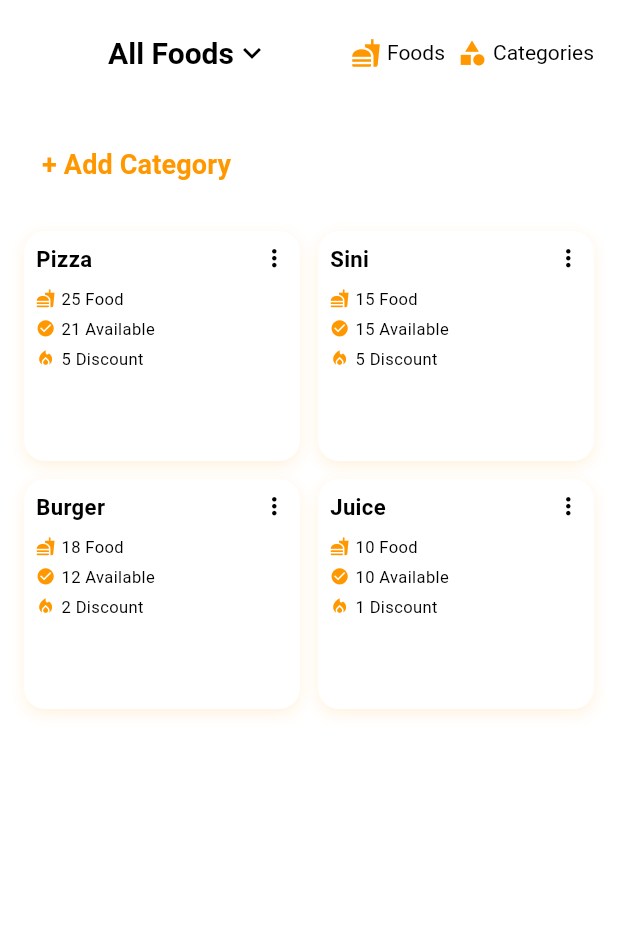
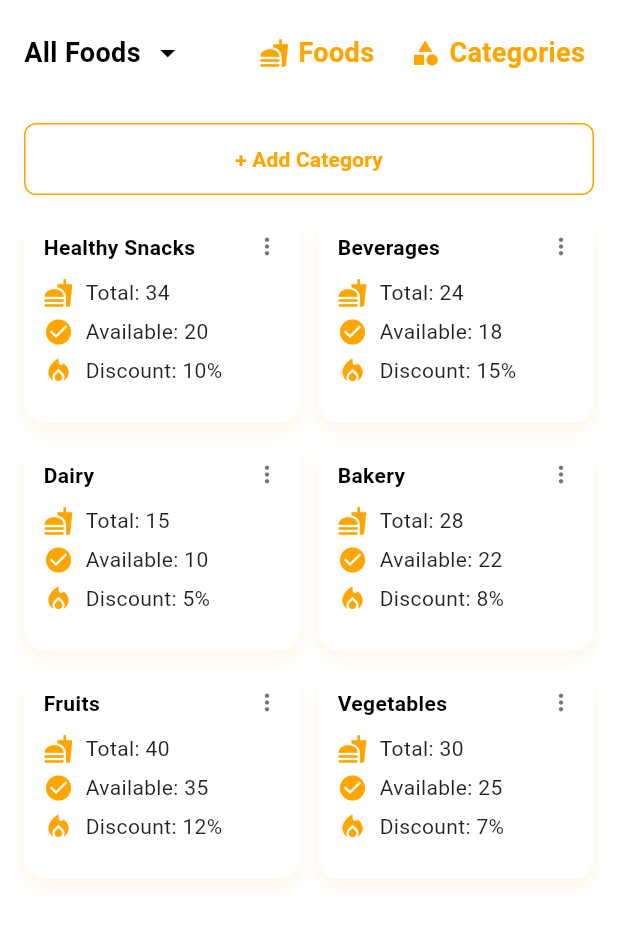
Before and after one commit to Farhadakbary/SkyTeams-Internship-2025-Fall-Farhad-Akbari, a Flutter app: the screen it shows after launch, on a phone screen of 412 x 824 dp. Shown: the top 926 px of the screen. Run offline on Flutter 3.47's test engine with Material 3 defaults, Android fonts, the phone set to English and light mode, and no system bars.

```diff
--- a/lib/TeachersTasks/firstTask.dart
+++ b/lib/TeachersTasks/firstTask.dart
@@ -1,173 +1,298 @@
+import 'dart:async';
 import 'package:flutter/material.dart';
+import 'package:flutter/services.dart';
 
-void main() => runApp(const MyApp());
+void main() {
+  runApp(const AllFoodsApp());
+}
 
-class MyApp extends StatelessWidget {
-  const MyApp({super.key});
+class AllFoodsApp extends StatelessWidget {
+  const AllFoodsApp({Key? key}) : super(key: key);
+
   @override
   Widget build(BuildContext context) {
     return MaterialApp(
+      title: 'All Foods',
+      theme: ThemeData(
+        primarySwatch: Colors.orange,
+        scaffoldBackgroundColor: const Color(0xFFFFFFFF),
+      ),
+      home: const AllFoodsScreen(),
       debugShowCheckedModeBanner: false,
-      home: const AllFoodsScreen(),
     );
   }
 }
 
+class Category {
+  final String title;
+  final int total;
+  final int available;
+  final String discount;
+
+  Category({
+    required this.title,
+    required this.total,
+    required this.available,
+    required this.discount,
+  });
+}
+
 class AllFoodsScreen extends StatefulWidget {
-  const AllFoodsScreen({super.key});
+  const AllFoodsScreen({Key? key}) : super(key: key);
+
   @override
   State<AllFoodsScreen> createState() => _AllFoodsScreenState();
 }
 
-class _AllFoodsScreenState extends State<AllFoodsScreen> {
-  List<CategoryModel> categories = [
-    CategoryModel("Pizza ", 25, 21, 5),
-    CategoryModel("Sini ", 15, 15, 5),
-    CategoryModel("Burger ", 18, 12, 2),
-    CategoryModel("Juice ", 10, 10, 1),
+class _AllFoodsScreenState extends State<AllFoodsScreen>
+    with TickerProviderStateMixin {
+  final List<Category> _categories = [
+    Category(title: 'Healthy Snacks', total: 34, available: 20, discount: '10%',),
+    Category(title: 'Beverages', total: 24, available: 18, discount: '15%'),
+    Category(title: 'Dairy', total: 15, available: 10, discount: '5%'),
+    Category(title: 'Bakery', total: 28, available: 22, discount: '8%'),
+    Category(title: 'Fruits', total: 40, available: 35, discount: '12%'),
+    Category(title: 'Vegetables', total: 30, available: 25, discount: '7%'),
   ];
 
-  int? draggingIndex;
-  int? acceptingIndex;
+  int? _draggingIndex;
+  int? _hoverIndex;
+
+  final Set<int> _justReorderedIndices = {};
+
+  double _baseIconSize(BuildContext context) {
+    final w = MediaQuery.of(context).size.width;
+    if (w < 350) return 18;
+    if (w < 450) return 20;
+    return 22;
+  }
+
+  void _reorder(int from, int to) {
+    if (from == to) return;
+    setState(() {
+      final item = _categories.removeAt(from);
+      _categories.insert(to, item);
+
+      _justReorderedIndices.add(to);
+      Timer(const Duration(milliseconds: 500), () {
+        setState(() {
+          _justReorderedIndices.remove(to);
+        });
+      });
+    });
+  }
 
   @override
   Widget build(BuildContext context) {
+    final double horizontalPadding = 16;
     return Scaffold(
-      backgroundColor: Colors.white,
-      appBar: AppBar(
-        backgroundColor: Colors.white,
-        elevation: 0,
-        toolbarHeight: 70,
-        leading: const SizedBox.shrink(),
-        title: LayoutBuilder(
-          builder: (context, constraints) {
-            final screenWidth = constraints.maxWidth;
-            final isMobile = screenWidth < 600;
-
-            return Row(
+      body: SafeArea(
+        child: Column(
+          children: [
+            SizedBox(
+              height: 70,
+              child: Material(
+                color: Colors.white,
+                child: Padding(
+                  padding: EdgeInsets.symmetric(horizontal: horizontalPadding),
+                  child: Row(
+                    crossAxisAlignment: CrossAxisAlignment.center,
+                    children: [
+                      Expanded(
+                        child: Row(
                           children: [
                             Text(
-                  "All Foods",
+                              'All Foods',
                               style: TextStyle(
+                                fontSize: 18,
+                                fontWeight: FontWeight.w700,
                                 color: Colors.black,
-                    fontSize: isMobile ? 20 : 26,
-                    fontWeight: FontWeight.bold,
                               ),
                             ),
-                const Icon(Icons.keyboard_arrow_down, color: Colors.black),
-                const Spacer(),
-
-                _iconTab(Icons.fastfood, "Foods", screenWidth),
-                SizedBox(width: isMobile ? 8 : 16),
-                _iconTab(Icons.category, "Categories", screenWidth),
+                            const SizedBox(width: 6),
+                            const Icon(
+                              Icons.arrow_drop_down,
+                              color: Colors.black,
+                            ),
                           ],
-            );
-          },
                         ),
                       ),
 
-      body: Padding(
-        padding: const EdgeInsets.all(16),
-        child: Column(
-          crossAxisAlignment: CrossAxisAlignment.start,
+                      Row(
                         children: [
-            TextButton(
-              onPressed: () {},
+                          _AppBarTab(
+                            icon: Icons.fastfood,
+                            label: 'Foods',
+                            color: const Color(0xFFFFA500),
+                            onTap: () {},
+                          ),
+                          const SizedBox(width: 12),
+                          _AppBarTab(
+                            icon: Icons.category,
+                            label: 'Categories',
+                            color: const Color(0xFFFFA500),
+                            onTap: () {},
+                          ),
+                        ],
+                      ),
+                    ],
+                  ),
+                ),
+              ),
+            ),
+
+            Padding(
+              padding: EdgeInsets.fromLTRB(
+                horizontalPadding,
+                12,
+                horizontalPadding,
+                12,
+              ),
+              child: SizedBox(
+                width: double.infinity,
+                child: OutlinedButton(
+                  style: OutlinedButton.styleFrom(
+                    side: const BorderSide(color: Color(0xFFFFA500)),
+                    shape: RoundedRectangleBorder(
+                      borderRadius: BorderRadius.circular(8),
+                    ),
+                    padding: const EdgeInsets.symmetric(vertical: 14),
+                    backgroundColor: Colors.white,
+                  ),
+                  onPressed: () {
+                    ScaffoldMessenger.of(context).showSnackBar(
+                      const SnackBar(content: Text('Add Category tapped')),
+                    );
+                  },
                   child: const Text(
-                "+ Add Category",
+                    '+ Add Category',
                     style: TextStyle(
-                  color: Colors.orange,
-                  fontSize: 18,
+                      color: Color(0xFFFFA500),
                       fontWeight: FontWeight.w600,
                     ),
                   ),
                 ),
-            const SizedBox(height: 20),
+              ),
+            ),
+
             Expanded(
+              child: Padding(
+                padding: EdgeInsets.fromLTRB(
+                  horizontalPadding,
+                  0,
+                  horizontalPadding,
+                  16,
+                ),
                 child: LayoutBuilder(
                   builder: (context, constraints) {
-                  double crossAxisSpacing = 12;
-                  double mainAxisSpacing = 12;
-                  int crossAxisCount = 2;
-                  double totalHorizontalPadding =
-                      crossAxisSpacing * (crossAxisCount - 1);
-                  double itemWidth =
-                      (constraints.maxWidth - totalHorizontalPadding) /
+                    final crossAxisCount = 2;
+                    final spacing = 12.0;
+                    final itemWidth =
+                        (constraints.maxWidth -
+                            spacing * (crossAxisCount - 1)) /
                         crossAxisCount;
-                  double itemHeight = itemWidth / 1.2;
+                    final itemHeight = 140.0;
+                    final childAspectRatio = itemWidth / itemHeight;
 
                     return GridView.builder(
+                      physics: const AlwaysScrollableScrollPhysics(),
                       gridDelegate: SliverGridDelegateWithFixedCrossAxisCount(
                         crossAxisCount: crossAxisCount,
-                      mainAxisSpacing: mainAxisSpacing,
-                      crossAxisSpacing: crossAxisSpacing,
-                      childAspectRatio: 1.2,
+                        crossAxisSpacing: spacing,
+                        mainAxisSpacing: spacing,
+                        childAspectRatio: childAspectRatio,
                       ),
-                    itemCount: categories.length,
+                      itemCount: _categories.length,
                       itemBuilder: (context, index) {
-                      final cat = categories[index];
+                        final category = _categories[index];
+                        final isDragging = _draggingIndex == index;
+                        final isHovering = _hoverIndex == index;
+                        final showBounce = _justReorderedIndices.contains(
+                          index,
+                        );
 
-                      return LongPressDraggable<int>(
-                        data: index,
-                        onDragStarted: () =>
-                            setState(() => draggingIndex = index),
-                        onDraggableCanceled: (_, __) => setState(() {
-                          draggingIndex = null;
-                          acceptingIndex = null;
-                        }),
-                        onDragCompleted: () => setState(() {
-                          draggingIndex = null;
-                          acceptingIndex = null;
-                        }),
-                        feedback: Material(
-                          color: Colors.transparent,
-                          child: SizedBox(
-                            width: itemWidth,
-                            height: itemHeight,
-                            child: _categoryCard(cat, isDragging: true),
-                          ),
-                        ),
-                        childWhenDragging: Opacity(
-                          opacity: 0.3,
-                          child: _categoryCard(cat, isDragging: false),
-                        ),
-                        child: DragTarget<int>(
+                        return DragTarget<int>(
                           onWillAccept: (fromIndex) {
-                            setState(() => acceptingIndex = index);
-                            return fromIndex != index;
+                            setState(() {
+                              _hoverIndex = index;
+                            });
+                            return true;
                           },
                           onAccept: (fromIndex) {
                             setState(() {
-                              final item = categories.removeAt(fromIndex);
-                              categories.insert(index, item);
-                              draggingIndex = null;
-                              acceptingIndex = null;
+                              _hoverIndex = null;
+                              _draggingIndex = null;
                             });
-                            ScaffoldMessenger.of(context).showSnackBar(
-                              const SnackBar(
-                                duration: Duration(seconds: 1),
-                                content: Text(
-                                  "Successfully changed the order of Cards ️",
+                            _reorder(fromIndex, index);
+                          },
+                          onLeave: (_) {
+                            setState(() {
+                              _hoverIndex = null;
+                            });
+                          },
+                          builder: (context, candidateData, rejectedData) {
+                            return LongPressDraggable<int>(
+                              data: index,
+                              onDragStarted: () {
+                                setState(() {
+                                  _draggingIndex = index;
+                                });
+                              },
+                              onDraggableCanceled: (_, __) {
+                                setState(() {
+                                  _draggingIndex = null;
+                                  _hoverIndex = null;
+                                });
+                              },
+                              onDragEnd: (_) {
+                                setState(() {
+                                  _draggingIndex = null;
+                                  _hoverIndex = null;
+                                });
+                              },
+                              feedback: Material(
+                                color: Colors.transparent,
+                                elevation: 6,
+                                borderRadius: BorderRadius.circular(14),
+                                child: SizedBox(
+                                  width: itemWidth,
+                                  child: Opacity(
+                                    opacity: 0.88,
+                                    child: _CategoryCard(
+                                      category: category,
+                                      dragging: true,
+                                      hovered: false,
+                                      iconSize: _baseIconSize(context),
                                     ),
                                   ),
-                            );
-                          },
-                          onLeave: (_) => setState(() => acceptingIndex = null),
-                          builder: (context, candidateData, rejectedData) {
-                            return _categoryCard(
-                              cat,
-                              isDragging: draggingIndex == index,
-                              isAccepting:
-                                  acceptingIndex == index &&
-                                  draggingIndex != null &&
-                                  draggingIndex != index,
-                            );
-                          },
+                                ),
+                              ),
+                              child: AnimatedOpacity(
+                                duration: const Duration(milliseconds: 200),
+                                opacity: isDragging ? 0.3 : 1.0,
+                                child: AnimatedScale(
+                                  scale: showBounce
+                                      ? 1.03
+                                      : (isDragging ? 0.98 : 1.0),
+                                  duration: const Duration(milliseconds: 350),
+                                  curve: showBounce
+                                      ? Curves.elasticOut
+                                      : Curves.easeInOut,
+                                  child: _CategoryCard(
+                                    category: category,
+                                    dragging: isDragging,
+                                    hovered: isHovering,
+                                    iconSize: _baseIconSize(context),
+                                  ),
+                                ),
                               ),
                             );
                           },
                         );
                       },
+                    );
+                  },
+                ),
               ),
             ),
           ],
@@ -175,124 +300,180 @@ class _AllFoodsScreenState extends State<AllFoodsScreen> {
       ),
     );
   }
+}
 
-  Widget _categoryCard(
-    CategoryModel model, {
-    required bool isDragging,
-    bool isAccepting = false,
-  }) {
-    return LayoutBuilder(
-      builder: (context, constraints) {
-        return AnimatedContainer(
-          duration: const Duration(milliseconds: 100),
-          padding: const EdgeInsets.all(8),
-          decoration: BoxDecoration(
-            color: isDragging
-                ? Colors.grey.shade300
-                : isAccepting
-                ? Colors.orange.shade50
-                : Colors.white,
-            borderRadius: BorderRadius.circular(14),
-            border: isAccepting
-                ? Border.all(color: Colors.orange, width: 2)
-                : null,
-            boxShadow: [
-              BoxShadow(
-                color: Colors.orange.withOpacity(isDragging ? 0.06 : 0.13),
-                blurRadius: 8,
-                offset: const Offset(0, 3),
+class _AppBarTab extends StatelessWidget {
+  final IconData icon;
+  final String label;
+  final Color color;
+  final VoidCallback? onTap;
+
+  const _AppBarTab({
+    Key? key,
+    required this.icon,
+    required this.label,
+    required this.color,
+    this.onTap,
+  }) : super(key: key);
+
+  @override
+  Widget build(BuildContext context) {
+    final iconSize = MediaQuery.of(context).size.width < 400 ? 18.0 : 20.0;
+    return InkWell(
+      onTap: onTap,
+      borderRadius: BorderRadius.circular(8),
+      child: Padding(
+        padding: const EdgeInsets.symmetric(horizontal: 6, vertical: 6),
+        child: Row(
+          children: [
+            Icon(icon, color: color, size: iconSize),
+            const SizedBox(width: 6),
+            Text(
+              label,
+              style: TextStyle(
+                color: color,
+                fontWeight: FontWeight.w600,
+                fontSize: iconSize - 2,
+              ),
             ),
           ],
         ),
+      ),
+    );
+  }
+}
+
+class _CategoryCard extends StatelessWidget {
+  final Category category;
+  final bool dragging;
+  final bool hovered;
+  final double iconSize;
+
+  const _CategoryCard({
+    required this.category,
+    required this.dragging,
+    required this.hovered,
+    required this.iconSize,
+  });
+
+  Color _backgroundColor() {
+    if (dragging) return const Color(0xFFF0F0F0);
+    if (hovered) return const Color(0xFFFFF3E0);
+    return Colors.white;
+  }
+
+  List<BoxShadow> _boxShadow() {
+    return [
+      BoxShadow(
+        color: const Color(0xFFFFA500).withOpacity(0.09),
+        blurRadius: 8,
+        offset: const Offset(0, 6),
+      ),
+    ];
+  }
+
+  @override
+  Widget build(BuildContext context) {
+    return AnimatedContainer(
+      duration: const Duration(milliseconds: 220),
+      curve: Curves.easeInOut,
+      decoration: BoxDecoration(
+        color: _backgroundColor(),
+        borderRadius: BorderRadius.circular(14),
+        boxShadow: _boxShadow(),
+        border: Border.all(color: Colors.transparent),
+      ),
+      padding: const EdgeInsets.all(12),
       child: Column(
         crossAxisAlignment: CrossAxisAlignment.start,
         children: [
           Row(
+            crossAxisAlignment: CrossAxisAlignment.start,
             children: [
               Expanded(
                 child: Text(
-                      model.title,
-                      style: TextStyle(
-                        fontSize: constraints.maxWidth * 0.08,
+                  category.title,
+                  maxLines: 1,
+                  overflow: TextOverflow.ellipsis,
+                  style: const TextStyle(
                     fontWeight: FontWeight.w700,
                     color: Colors.black,
                   ),
-                      maxLines: 1,
-                      overflow: TextOverflow.ellipsis,
                 ),
               ),
-                  const SizedBox(width: 4),
-                  Icon(
+              const SizedBox(width: 6),
+              InkWell(
+                onTap: () {
+                  // placeholder for action menu
+                },
+                child: const Icon(
                   Icons.more_vert,
-                    color: Colors.black,
-                    size: constraints.maxWidth * 0.1,
+                  size: 18,
+                  color: Colors.black54,
+                ),
               ),
             ],
           ),
+          const SizedBox(height: 10),
+
+          // Info rows
+          _InfoRow(
+            icon: Icons.fastfood,
+            iconSize: iconSize,
+            label: 'Total: ${category.total}',
+          ),
           const SizedBox(height: 6),
-              _iconText(Icons.fastfood, "${model.totalFood} Food", constraints),
-              _iconText(
-                Icons.check_circle,
-                "${model.available} Available",
-                constraints,
+          _InfoRow(
+            icon: Icons.check_circle,
+            iconSize: iconSize,
+            label: 'Available: ${category.available}',
           ),
-              _iconText(
-                Icons.local_fire_department,
-                "${model.discount} Discount",
-                constraints,
-              ),
-
-            ],
-          ),
-        );
-      },
-    );
-  }
-
-  Widget _iconText(IconData icon, String text, BoxConstraints constraints) {
-    return Padding(
-      padding: const EdgeInsets.symmetric(vertical: 2),
-      child: Row(
-        children: [
-          Icon(icon, color: Colors.orange, size: constraints.maxWidth * 0.07),
-          const SizedBox(width: 4),
-          Flexible(
-            child: Text(
-              text,
-              style: TextStyle(
-                color: Colors.black,
-                fontSize: constraints.maxWidth * 0.06,
-              ),
-              overflow: TextOverflow.ellipsis,
-              maxLines: 1,
-            ),
+          const SizedBox(height: 6),
+          _InfoRow(
+            icon: Icons.local_fire_department,
+            iconSize: iconSize,
+            label: 'Discount: ${category.discount}',
           ),
         ],
       ),
     );
   }
+}
 
-  Widget _iconTab(IconData icon, String text, double screenWidth) {
-    double iconSize = screenWidth < 400 ? 20 : 26;
-    double fontSize = screenWidth < 400 ? 14 : 16;
+class _InfoRow extends StatelessWidget {
+  final IconData icon;
+
+  final double iconSize;
+
+  final String label;
+
+  const _InfoRow({
+    Key? key,
+    required this.icon,
+    required this.iconSize,
+    required this.label,
+  }) : super(key: key);
+
+  @override
+  Widget build(BuildContext context) {
+    final iconColor = const Color(0xFFFFA500);
+
     return Row(
       children: [
-        Icon(icon, color: Colors.orange, size: iconSize),
-        const SizedBox(width: 4),
-        Text(
-          text,
-          style: TextStyle(color: Colors.black, fontSize: fontSize),
+        Icon(icon, size: iconSize, color: iconColor),
+
+        const SizedBox(width: 8),
+
+        Expanded(
+          child: Text(
+            label,
+
+            style: const TextStyle(color: Colors.black87),
+
+            overflow: TextOverflow.ellipsis,
+          ),
         ),
       ],
     );
   }
 }
-
-class CategoryModel {
-  final String title;
-  final int totalFood;
-  final int available;
-  final int discount;
-
-  CategoryModel(this.title, this.totalFood, this.available, this.discount);
-}
```
Lines whose indentation alone changed are shown as unchanged.
